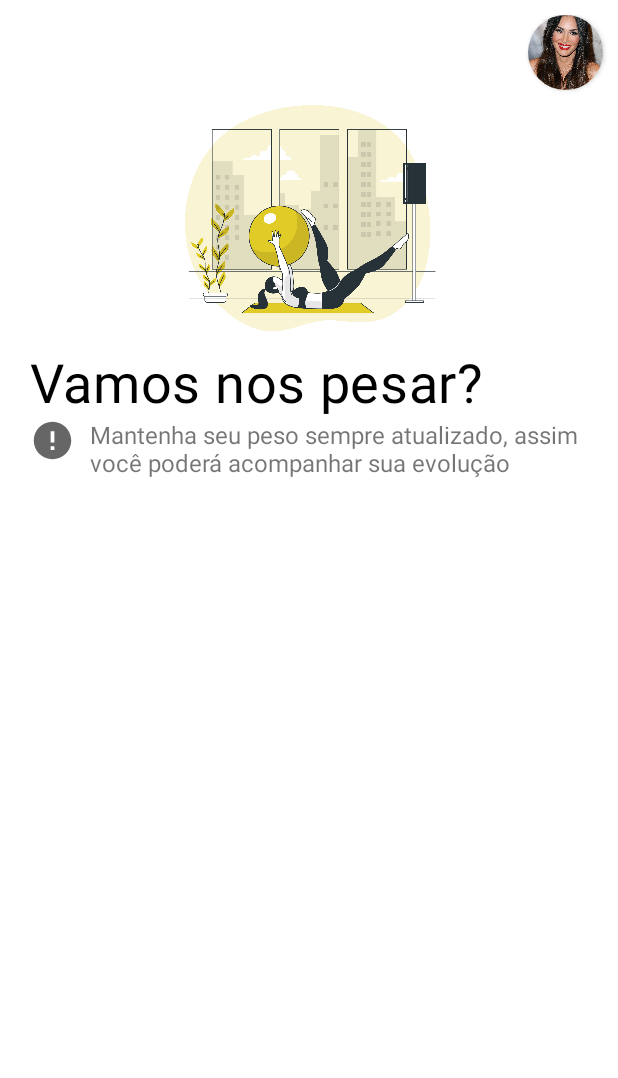
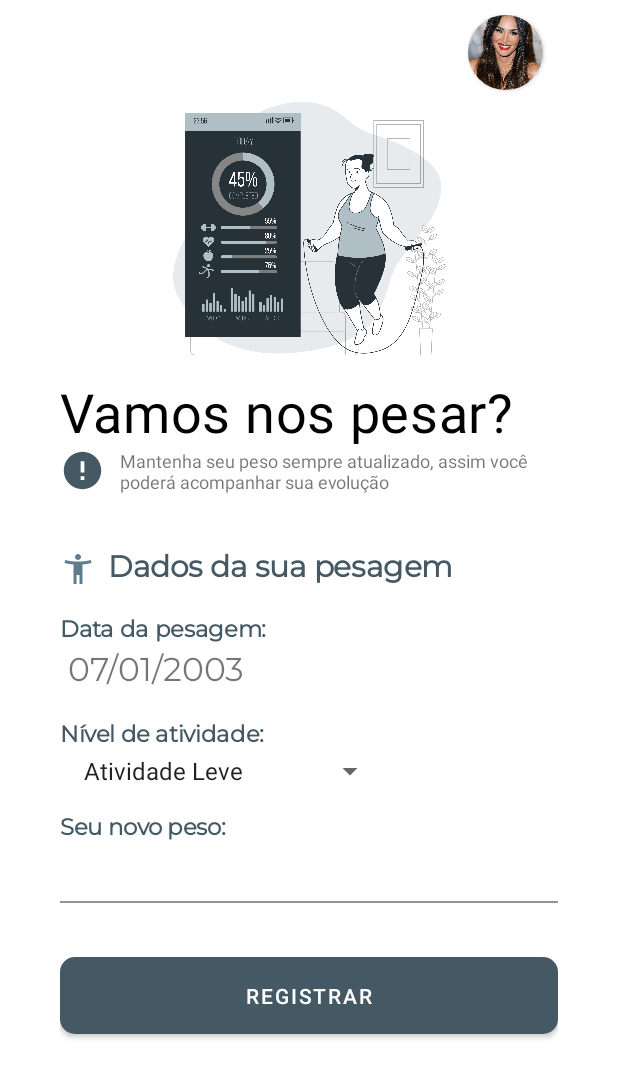
Before and after one commit to GeorgeLeal7/Imc-App, an Android app: the layout activity_novo_peso.xml on its own in the app's theme, with its tools: preview values and no code run, on a phone screen of 412 x 824 dp. Shown: the top 1078 px of the screen. Run offline under Robolectric (Android 15) with nearby library versions, the phone set to English and light mode, and no system bars; Roboto replaces fonts that are not available here.

Commit message:
Dia 30/11 com erro na nova tela...

```diff
--- a/app/src/main/java/com/example/imcapp/DashBoardActivity.kt
+++ b/app/src/main/java/com/example/imcapp/DashBoardActivity.kt
@@ -1,15 +1,20 @@
 package com.example.imcapp
 
+import android.content.Intent
 import androidx.appcompat.app.AppCompatActivity
 import android.os.Bundle
+import android.util.Log
+import android.widget.Button
 import android.widget.EditText
+import android.widget.RelativeLayout
 import android.widget.TextView
+import androidx.cardview.widget.CardView
 
 class DashBoardActivity : AppCompatActivity() {
     lateinit var tvNome: TextView
     lateinit var tvProfissao: TextView
     lateinit var tvAltura: TextView
-
+    lateinit var buttonPesar: RelativeLayout
 
     override fun onCreate(savedInstanceState: Bundle?) {
         super.onCreate(savedInstanceState)
@@ -22,6 +27,13 @@ class DashBoardActivity : AppCompatActivity() {
         preencherDashboard()
 
         supportActionBar!! .hide()
+
+        buttonPesar = findViewById(R.id.button_pesar_agora)
+
+        buttonPesar.setOnClickListener {
+            val abrirTelaPeso = Intent(this, NovoPesoActivity::class.java)
+            startActivity(abrirTelaPeso)
+        }
     }
 
     private fun preencherDashboard() {
--- a/app/src/main/java/com/example/imcapp/MainActivity.kt
+++ b/app/src/main/java/com/example/imcapp/MainActivity.kt
@@ -25,7 +25,7 @@ class MainActivity : AppCompatActivity() {
 
         buttonEntrar.setOnClickListener {
 
-            calcularIdade("07/01/2003")
+            //calcularIdade("07/01/2003")
 
             //Abrimos o arquivo
             val arquivo = getSharedPreferences("usuario", MODE_PRIVATE)
--- /dev/null
+++ b/app/src/main/java/com/example/imcapp/NovoPesoActivity.kt
@@ -0,0 +1,16 @@
+package com.example.imcapp
+
+import android.content.Intent
+import android.os.Bundle
+import android.widget.Button
+import androidx.appcompat.app.AppCompatActivity
+
+class NovoPesoActivity: AppCompatActivity() {
+
+    override fun onCreate(savedInstanceState: Bundle?) {
+        super.onCreate(savedInstanceState)
+        setContentView(R.layout.activity_novo_peso)
+
+
+    }
+}
--- /dev/null
+++ b/app/src/main/res/drawable/accessibility_24.xml
@@ -0,0 +1,5 @@
+<vector android:height="24dp" android:tint="#607D8B"
+    android:viewportHeight="24" android:viewportWidth="24"
+    android:width="24dp" xmlns:android="http://schemas.android.com/apk/res/android">
+    <path android:fillColor="@android:color/white" android:pathData="M20.5,6c-2.61,0.7 -5.67,1 -8.5,1s-5.89,-0.3 -8.5,-1L3,8c1.86,0.5 4,0.83 6,1v13h2v-6h2v6h2V9c2,-0.17 4.14,-0.5 6,-1l-0.5,-2zM12,6c1.1,0 2,-0.9 2,-2s-0.9,-2 -2,-2 -2,0.9 -2,2 0.9,2 2,2z"/>
+</vector>
--- a/app/src/main/res/drawable/error_24.xml
+++ b/app/src/main/res/drawable/error_24.xml
@@ -3,9 +3,9 @@
     android:height="24dp"
     android:viewportWidth="24"
     android:viewportHeight="24"
-    android:tint="?attr/colorControlNormal"
+    android:tint="@color/blue_700"
     >
   <path
-      android:fillColor="@android:color/white"
+      android:fillColor="@android:color/holo_blue_dark"
       android:pathData="M12,2C6.48,2 2,6.48 2,12s4.48,10 10,10 10,-4.48 10,-10S17.52,2 12,2zM13,17h-2v-2h2v2zM13,13h-2L11,7h2v6z"/>
 </vector>
--- a/app/src/main/res/layout/activity_dash_board.xml
+++ b/app/src/main/res/layout/activity_dash_board.xml
@@ -161,6 +161,7 @@
             app:cardUseCompatPadding="true">
 
             <RelativeLayout
+                android:id="@+id/button_pesar_agora"
                 android:layout_width="match_parent"
                 android:layout_height="match_parent">
 
--- a/app/src/main/res/layout/activity_novo_peso.xml
+++ b/app/src/main/res/layout/activity_novo_peso.xml
@@ -12,6 +12,8 @@
         android:layout_height="wrap_content"
         android:orientation="vertical"
         android:paddingTop="10dp"
+        android:paddingStart="40dp"
+        android:paddingEnd="40dp"
         >
 
         <androidx.cardview.widget.CardView
@@ -28,9 +30,9 @@
                 android:scaleType="centerCrop"/>
         </androidx.cardview.widget.CardView>
         <ImageView
-            android:layout_width="170dp"
-            android:layout_height="170dp"
-            android:src="@drawable/pilates"
+            android:layout_width="190dp"
+            android:layout_height="190dp"
+            android:src="@drawable/fitness"
             android:layout_gravity="center"/>
 
         <TextView
@@ -39,13 +41,12 @@
             android:fontFamily="@font/baloo"
             android:text="@string/novopeso_vamos_nos_pesar"
             android:textAppearance="@style/novo_peso_titulo"
-            android:layout_marginStart="20dp"/>
+            />
 
         <RelativeLayout
             android:layout_width="match_parent"
             android:layout_height="wrap_content"
-            android:layout_marginStart="20dp"
-            android:layout_marginEnd="20dp">
+            >
 
             <ImageView
                 android:id="@+id/icon_error"
@@ -59,7 +60,86 @@
                 android:layout_toEndOf="@+id/icon_error"
                 android:paddingStart="10dp"
                 android:text="@string/novo_peso_subtitulo"
-                android:textSize="16sp" />
+                android:textSize="12sp" />
         </RelativeLayout>
+
+        <TextView
+            android:layout_width="wrap_content"
+            android:layout_height="wrap_content"
+            android:drawableStart="@drawable/accessibility_24"
+            android:drawablePadding="8dp"
+            android:fontFamily="@font/montserrat"
+            android:text="@string/novo_peso_dados_da_sua_pesagem"
+            android:textAppearance="@style/titulo"
+            android:textSize="20sp"
+            android:layout_marginTop="35dp"/>
+
+        <TextView
+            android:layout_width="wrap_content"
+            android:layout_height="wrap_content"
+            android:text="@string/novo_peso_data_da_pesagem"
+            android:fontFamily="@font/montserrat"
+            android:textSize="15sp"
+            android:layout_marginTop="15dp"
+            android:textAppearance="@style/titulo"/>
+        <TextView
+            android:layout_width="wrap_content"
+            android:layout_height="wrap_content"
+            android:text="07/01/2003"
+            android:layout_marginStart="5dp"
+            android:fontFamily="@font/montserrat"
+            android:textSize="22sp"
+            />
+
+        <TextView
+            android:layout_width="wrap_content"
+            android:layout_height="wrap_content"
+            android:text="@string/novo_peso_nivel_de_atividade"
+            android:fontFamily="@font/montserrat"
+            android:textSize="15sp"
+            android:layout_marginTop="15dp"
+            android:textAppearance="@style/titulo"/>
+
+        <Spinner
+            android:layout_width="wrap_content"
+            android:layout_height="wrap_content"
+            android:entries="@array/atividades"
+            android:layout_marginStart="8dp"/>
+
+        <TextView
+            android:layout_width="wrap_content"
+            android:layout_height="wrap_content"
+            android:text="@string/seu_novo_peso"
+            android:fontFamily="@font/montserrat"
+            android:textSize="15sp"
+            android:layout_marginTop="15dp"
+            android:textAppearance="@style/titulo"/>
+
+        <com.google.android.material.textfield.TextInputLayout
+            android:layout_width="match_parent"
+            android:layout_height="wrap_content"
+            app:boxBackgroundColor="@color/white"
+            android:hint=""
+            app:suffixText="Kg"
+            >
+
+            <EditText
+                android:id="@+id/edit_data"
+                android:layout_width="match_parent"
+                android:layout_height="38dp"
+                android:textColor="@color/black"
+                android:inputType="number"
+                android:focusable="false"
+                />
+        </com.google.android.material.textfield.TextInputLayout>
+
+        <Button
+            android:id="@+id/button_registrar"
+            android:layout_width="match_parent"
+            android:layout_height="wrap_content"
+            android:text="@string/novo_peso_button_registrar"
+            android:layout_marginTop="30dp"
+            style="@style/button_login"/>
+
     </LinearLayout>
 </LinearLayout>
--- a/app/src/main/res/values-night/strings.xml
+++ b/app/src/main/res/values-night/strings.xml
@@ -2,4 +2,9 @@
 <resources>
     <string name="cadastro_title_dados_autenticacao">Dados para Autenticação</string>
     <string name="cadastro_title_dados_pessoais">Dados Pessoais</string>
+    <string name="novo_peso_dados_da_sua_pesagem">Dados da sua pesagem</string>
+    <string name="novo_peso_data_da_pesagem">Data da pesagem:</string>
+    <string name="novo_peso_nivel_de_atividade">Nível de atividade:</string>
+    <string name="seu_novo_peso">Seu novo peso:</string>
+    <string name="novo_peso_button_registrar">Registrar</string>
 </resources>
--- a/app/src/main/res/values/strings.xml
+++ b/app/src/main/res/values/strings.xml
@@ -35,6 +35,11 @@
         CALC</string>
     <string name="novopeso_vamos_nos_pesar">Vamos nos pesar?</string>
     <string name="novo_peso_subtitulo">Mantenha seu peso sempre atualizado, assim você poderá acompanhar sua evolução</string>
+    <string name="novo_peso_dados_da_sua_pesagem">Dados da sua pesagem</string>
+    <string name="novo_peso_data_da_pesagem">Data da pesagem:</string>
+    <string name="novo_peso_nivel_de_atividade">Nível de atividade:</string>
+    <string name="seu_novo_peso">Seu novo peso:</string>
+    <string name="novo_peso_button_registrar">Registrar</string>
     <string-array name="atividades">
         <item>Atividade Leve</item>
         <item>Atividade Moderada</item>
```
Also changed, not shown: app/src/main/res/drawable-v24/fitness.png (added).
